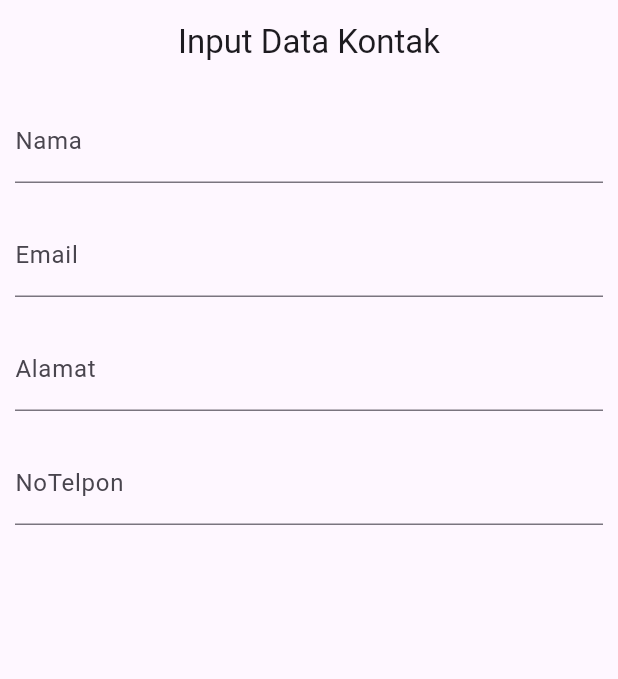
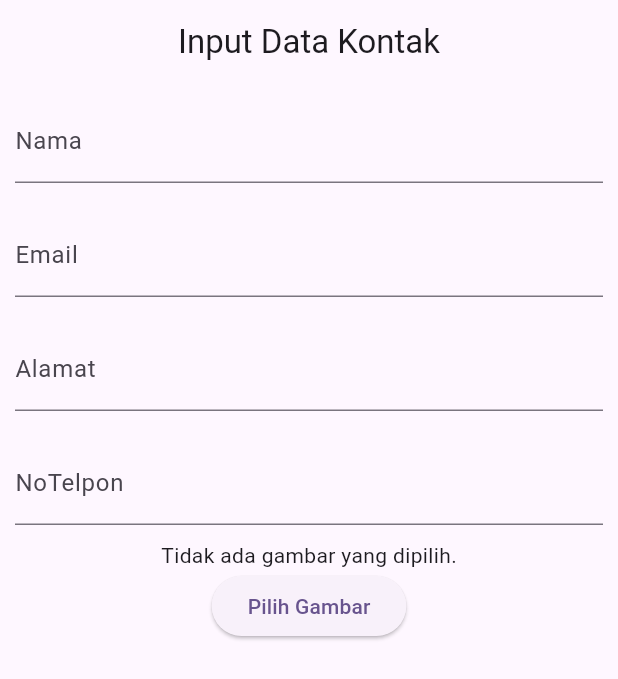
Before and after one commit to ricco-arisdy/dataa_kontak, a Flutter app: the screen it shows after launch, on a phone screen of 412 x 824 dp. Shown: the top 679 px of the screen. Run offline on Flutter 3.47's test engine with Material 3 defaults, Android fonts, the phone set to English and light mode, and no system bars; our stand-ins replace image_picker.

Commit message:
Add conditional rendering for displaying selected image ini form_kontak

```diff
--- a/lib/wiget/form_kontak.dart
+++ b/lib/wiget/form_kontak.dart
@@ -73,6 +73,11 @@ class _FormKontakState extends State<FormKontak> {
                 controller: _noTeleponController,
               ),
             ),
+            _image == null
+                  ? Text('Tidak ada gambar yang dipilih.')
+                  : Image.file(_image!),
+              ElevatedButton(
+                  onPressed: getImage, child: const Text('Pilih Gambar')),
           ]),
         ));
   }
```
